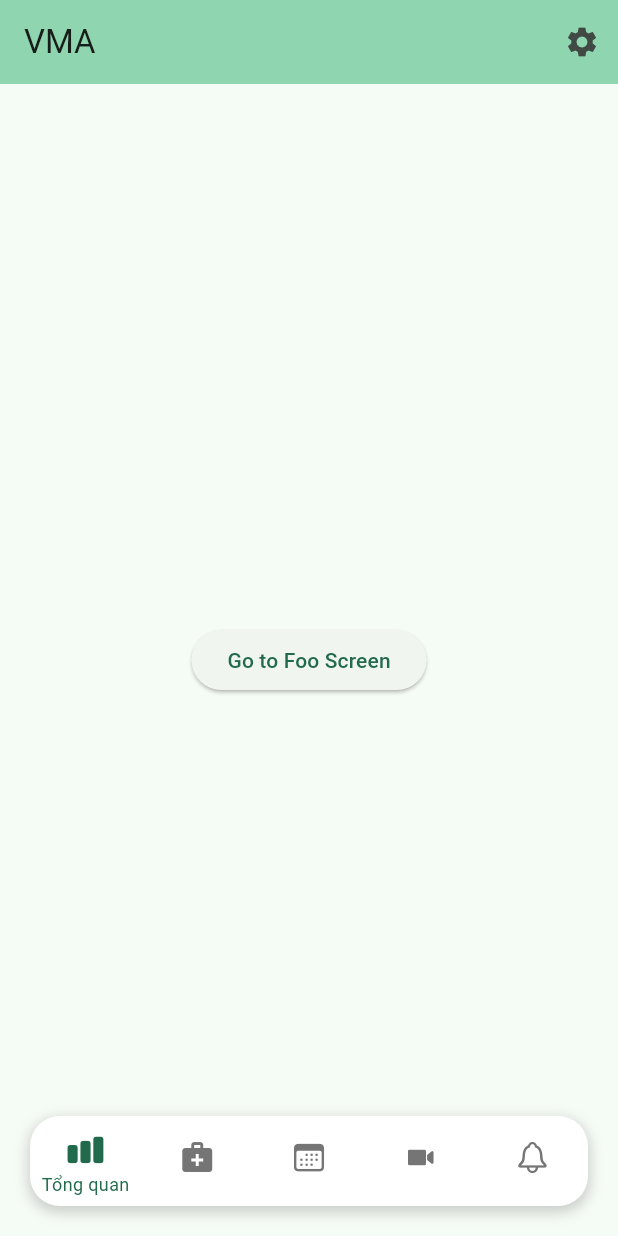
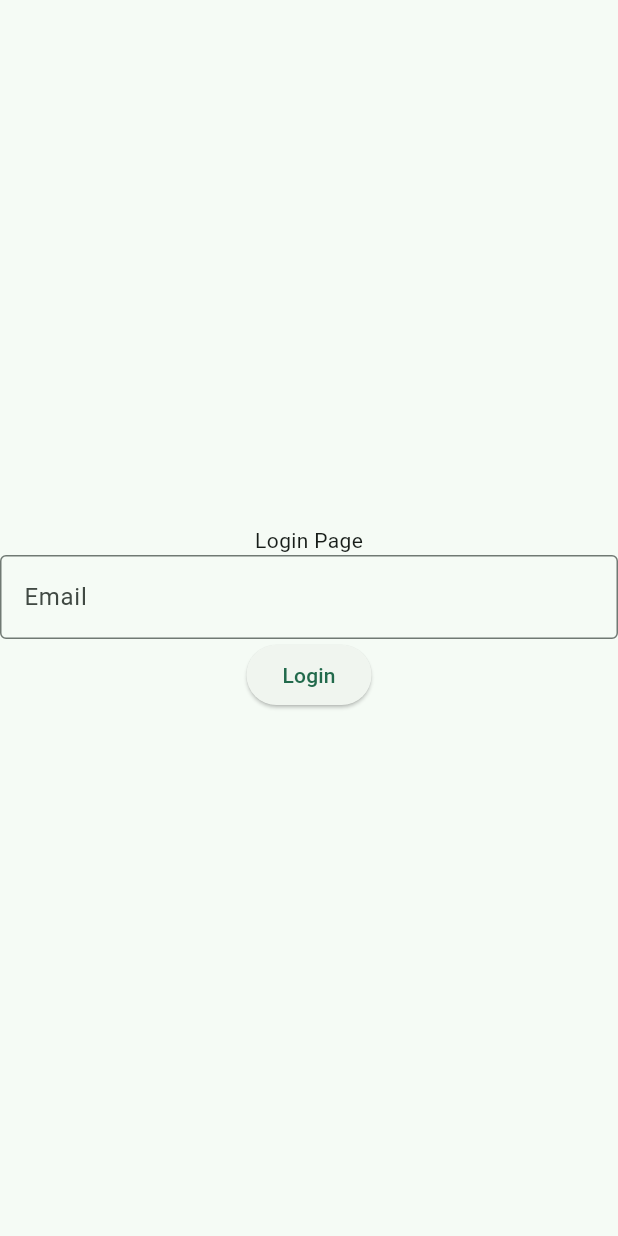
Before and after one commit to vma-pf/vma-mobile, a Flutter app: the screen it shows after launch, on a phone screen of 412 x 824 dp. Run offline on Flutter 3.47's test engine with Material 3 defaults, Android fonts, the phone set to English and light mode, and no system bars; our stand-ins replace dio, either_dart, flutter_secure_storage, go_router.

Commit message:
feat: setup private routes

```diff
--- /dev/null
+++ b/lib/network/app_storage.dart
@@ -0,0 +1,26 @@
+import 'package:flutter_secure_storage/flutter_secure_storage.dart';
+
+class AppStorage {
+  final _storage = const FlutterSecureStorage();
+
+  read(String key) async {
+    String? value = await _storage.read(key: key) ?? "";
+    return value;
+  }
+
+  write(String key, String value) async {
+    await _storage.write(key: key, value: value);
+  }
+
+  delete(String key) async {
+    await _storage.delete(key: key);
+  }
+
+  deleteAll() async {
+    await _storage.deleteAll();
+  }
+
+  readAll() async {
+    return await _storage.readAll();
+  }
+}
--- a/lib/screens/app_router.dart
+++ b/lib/screens/app_router.dart
@@ -1,15 +1,23 @@
 import 'package:go_router/go_router.dart';
 import 'package:vma/constants/route_constant.dart';
-import 'package:vma/screens/alert.dart';
-import 'package:vma/screens/camera.dart';
-import 'package:vma/screens/foo_screen.dart';
-import 'package:vma/screens/home.dart';
+import 'package:vma/network/app_storage.dart';
+import 'package:vma/screens/auth/login.dart';
+import 'package:vma/screens/management/alert.dart';
+import 'package:vma/screens/management/camera.dart';
+import 'package:vma/screens/management/foo_screen.dart';
+import 'package:vma/screens/management/home.dart';
 import 'package:vma/screens/layout.dart';
-import 'package:vma/screens/treatment_plan.dart';
-import 'package:vma/screens/vaccination.dart';
+import 'package:vma/screens/management/treatment_plan.dart';
+import 'package:vma/screens/management/vaccination.dart';
 
 class AppRouter {
-  static final _router = GoRouter(initialLocation: RouteConstant.home, routes: [
+  static final _router = GoRouter(
+    initialLocation: RouteConstant.home,
+    routes: [
+      GoRoute(
+        path: RouteConstant.login,
+        builder: (context, state) => const Login(),
+      ),
       GoRoute(
         path: RouteConstant.home,
         builder: (context, state) => const LayoutPage(),
@@ -39,7 +47,16 @@ class AppRouter {
         path: RouteConstant.register,
         builder: (context, state) => const FooScreen(),
       ),
-  ]);
+    ],
+    redirect: (context, state) async {
+      String token = await AppStorage().read("token");
+      if (token.isEmpty) {
+        return RouteConstant.login;
+      } else {
+        return RouteConstant.home;
+      }
+    },
+  );
 
   static GoRouter get router => _router;
 }
--- /dev/null
+++ b/lib/screens/auth/login.dart
@@ -0,0 +1,53 @@
+import 'package:flutter/material.dart';
+import 'package:go_router/go_router.dart';
+import 'package:vma/constants/route_constant.dart';
+import 'package:vma/network/app_storage.dart';
+
+class Login extends StatefulWidget {
+  const Login({super.key});
+
+  @override
+  _LoginState createState() => _LoginState();
+}
+
+class _LoginState extends State<Login> {
+  void _login() async {
+    try {
+      AppStorage().write("token", "123");
+      context.go(RouteConstant.home);
+    } catch (e) {
+      print(e);
+    }
+  }
+
+  @override
+  Widget build(BuildContext context) {
+    return Scaffold(
+      body: Center(
+        child: Form(
+          child: Column(
+            mainAxisAlignment: MainAxisAlignment.center,
+            children: <Widget>[
+              const Text('Login Page'),
+              TextFormField(
+                decoration: const InputDecoration(
+                  hintText: 'Enter your email',
+                  label: Text('Email'),
+                  border: OutlineInputBorder(),
+                  // suffixIcon: Icon(Icons.remove_red_eye),
+                ),
+                validator: (String? value) {
+                  if (value == null || value.isEmpty) {
+                    return 'Please enter some text';
+                  }
+                  return null;
+                },
+              ),
+              ElevatedButton(onPressed: _login, child: const Text('Login')),
+            ],
+          ),
+        ),
+      ),
+    );
+  }
+}
--- a/lib/screens/layout.dart
+++ b/lib/screens/layout.dart
@@ -1,11 +1,11 @@
 import 'package:flutter/cupertino.dart';
 import 'package:flutter/material.dart';
-import 'package:vma/screens/alert.dart';
-import 'package:vma/screens/camera.dart';
-import 'package:vma/screens/foo_screen.dart';
-import 'package:vma/screens/home.dart';
-import 'package:vma/screens/treatment_plan.dart';
-import 'package:vma/screens/vaccination.dart';
+import 'package:vma/screens/management/alert.dart';
+import 'package:vma/screens/management/camera.dart';
+import 'package:vma/screens/management/foo_screen.dart';
+import 'package:vma/screens/management/home.dart';
+import 'package:vma/screens/management/treatment_plan.dart';
+import 'package:vma/screens/management/vaccination.dart';
 
 class LayoutPage extends StatefulWidget {
   const LayoutPage({super.key});
@@ -165,8 +165,7 @@ class _LayoutPageState extends State<LayoutPage> {
                                   ? Theme.of(context).colorScheme.primary
                                   : Colors.grey[600]),
                         ),
-                        isSelected
-                            ? Text(
+                        Text(
                           _titles[index],
                           style: TextStyle(
                             color: isSelected
@@ -176,9 +175,6 @@ class _LayoutPageState extends State<LayoutPage> {
                             height: 2,
                           ),
                         )
-                            : const SizedBox(
-                                height: 10,
-                              ),
                       ],
                     ),
                   ),
--- a/pubspec.yaml
+++ b/pubspec.yaml
@@ -38,6 +38,7 @@ dependencies:
   dio: ^5.6.0
   either_dart: ^1.0.0
   go_router: ^14.2.7
+  flutter_secure_storage: ^9.2.2
 
 dev_dependencies:
   flutter_test:
```
Also changed, not shown: lib/screens/management/home.dart (renamed from lib/screens/home.dart, +7 -4 lines), lib/assets/vma-logo.png (added), lib/screens/management/alert.dart (renamed from lib/screens/alert.dart), lib/screens/management/camera.dart (renamed from lib/screens/camera.dart), lib/screens/management/foo_screen.dart (renamed from lib/screens/foo_screen.dart), lib/screens/management/treatment_plan.dart (renamed from lib/screens/treatment_plan.dart), lib/screens/management/vaccination.dart (renamed from lib/screens/vaccination.dart), pubspec.lock. Lines whose indentation alone changed are shown as unchanged.
